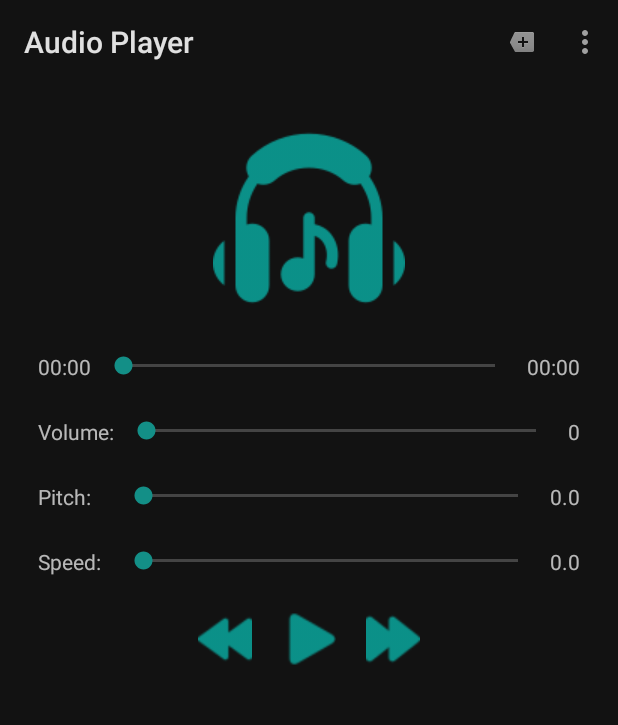
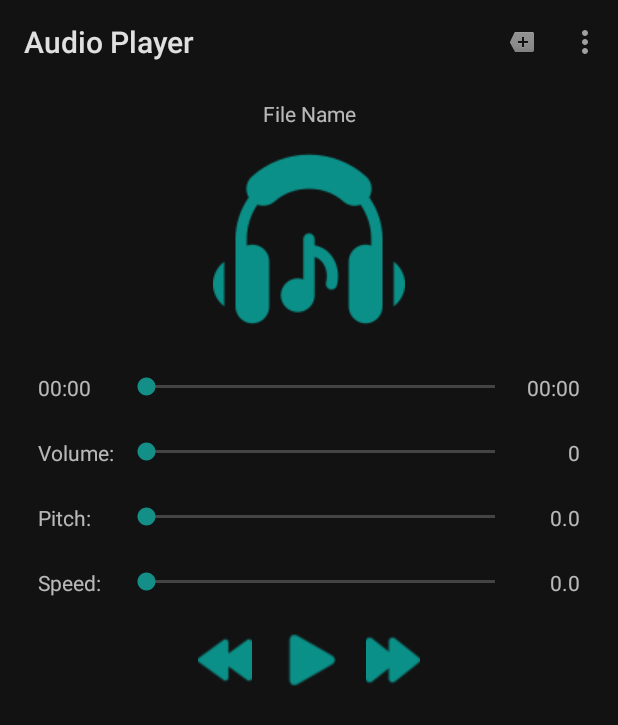
Before and after one commit to RakibOFC/Android-Toolbox, an Android app: the AudioPlayerActivity screen opened directly, with no data from a screen before it, on a phone screen of 412 x 824 dp. Shown: the top 725 px of the screen. Run offline under Robolectric (Android 15) with nearby library versions, the phone set to English and light mode, and no system bars.

Commit message:
re-design activity_audio_player.xml

```diff
--- a/app/src/main/res/layout/activity_audio_player.xml
+++ b/app/src/main/res/layout/activity_audio_player.xml
@@ -6,28 +6,38 @@
     android:layout_height="match_parent"
     tools:context=".AudioPlayerActivity">
 
+    <TextView
+        android:id="@+id/textViewFileName"
+        android:layout_width="wrap_content"
+        android:layout_height="wrap_content"
+        android:layout_margin="10dp"
+        android:text="@string/file_name"
+        app:layout_constraintTop_toTopOf="parent"
+        app:layout_constraintEnd_toEndOf="parent"
+        app:layout_constraintHorizontal_bias="0.5"
+        app:layout_constraintStart_toStartOf="parent" />
 
     <ImageView
         android:id="@+id/imageViewMusic"
         android:layout_width="wrap_content"
         android:layout_height="wrap_content"
-        android:layout_marginTop="25dp"
+        android:layout_marginStart="10dp"
+        android:layout_marginTop="10dp"
+        android:layout_marginEnd="10dp"
         android:layout_marginBottom="25dp"
-        android:layout_marginStart="10dp"
-        android:layout_marginEnd="10dp"
         android:src="@drawable/music"
         app:layout_constraintEnd_toEndOf="parent"
         app:layout_constraintStart_toStartOf="parent"
-        app:layout_constraintTop_toTopOf="parent" />
+        app:layout_constraintTop_toBottomOf="@+id/textViewFileName" />
 
     <TextView
         android:id="@+id/textViewCurrentDuration"
         android:layout_width="wrap_content"
         android:layout_height="wrap_content"
+        android:layout_marginStart="25dp"
         android:layout_marginTop="25dp"
+        android:layout_marginEnd="25dp"
         android:layout_marginBottom="25dp"
-        android:layout_marginStart="25dp"
-        android:layout_marginEnd="25dp"
         android:text="00:00"
         app:layout_constraintStart_toStartOf="parent"
         app:layout_constraintTop_toBottomOf="@+id/imageViewMusic" />
@@ -41,17 +51,17 @@
         android:layout_marginEnd="5dp"
         app:layout_constraintEnd_toStartOf="@+id/textViewFinishTime"
         app:layout_constraintHorizontal_bias="1.0"
-        app:layout_constraintStart_toEndOf="@+id/textViewCurrentDuration"
+        app:layout_constraintStart_toEndOf="@+id/textViewVolumeMsg"
         app:layout_constraintTop_toBottomOf="@+id/imageViewMusic" />
 
     <TextView
         android:id="@+id/textViewFinishTime"
         android:layout_width="wrap_content"
         android:layout_height="wrap_content"
+        android:layout_marginStart="25dp"
         android:layout_marginTop="25dp"
+        android:layout_marginEnd="25dp"
         android:layout_marginBottom="25dp"
-        android:layout_marginStart="25dp"
-        android:layout_marginEnd="25dp"
         android:text="00:00"
         app:layout_constraintRight_toRightOf="parent"
         app:layout_constraintTop_toBottomOf="@+id/imageViewMusic" />
@@ -60,10 +70,10 @@
         android:id="@+id/textViewVolumeMsg"
         android:layout_width="wrap_content"
         android:layout_height="wrap_content"
+        android:layout_marginStart="25dp"
         android:layout_marginTop="25dp"
+        android:layout_marginEnd="25dp"
         android:layout_marginBottom="25dp"
-        android:layout_marginStart="25dp"
-        android:layout_marginEnd="25dp"
         android:text="Volume:"
         app:layout_constraintStart_toStartOf="parent"
         app:layout_constraintTop_toBottomOf="@+id/seekBarDuration" />
@@ -75,7 +85,7 @@
         android:layout_marginStart="5dp"
         android:layout_marginTop="25dp"
         android:layout_marginEnd="5dp"
-        app:layout_constraintEnd_toStartOf="@+id/textViewVolume"
+        app:layout_constraintEnd_toStartOf="@+id/textViewFinishTime"
         app:layout_constraintHorizontal_bias="1.0"
         app:layout_constraintStart_toEndOf="@+id/textViewVolumeMsg"
         app:layout_constraintTop_toBottomOf="@+id/seekBarDuration" />
@@ -84,10 +94,10 @@
         android:id="@+id/textViewVolume"
         android:layout_width="wrap_content"
         android:layout_height="wrap_content"
+        android:layout_marginStart="25dp"
         android:layout_marginTop="25dp"
+        android:layout_marginEnd="25dp"
         android:layout_marginBottom="25dp"
-        android:layout_marginStart="25dp"
-        android:layout_marginEnd="25dp"
         app:layout_constraintRight_toRightOf="parent"
         app:layout_constraintTop_toBottomOf="@+id/seekBarDuration" />
 
@@ -95,11 +105,11 @@
         android:id="@+id/textViewPitchMsg"
         android:layout_width="wrap_content"
         android:layout_height="wrap_content"
+        android:layout_marginStart="25dp"
         android:layout_marginTop="25dp"
+        android:layout_marginEnd="25dp"
         android:layout_marginBottom="25dp"
-        android:layout_marginStart="25dp"
-        android:layout_marginEnd="25dp"
-        android:text="Pitch:    "
+        android:text="Pitch:"
         app:layout_constraintStart_toStartOf="parent"
         app:layout_constraintTop_toBottomOf="@+id/seekBarVolume" />
 
@@ -110,34 +120,34 @@
         android:layout_marginStart="5dp"
         android:layout_marginTop="25dp"
         android:layout_marginEnd="5dp"
-        app:layout_constraintEnd_toStartOf="@+id/textViewPitch"
+        app:layout_constraintEnd_toStartOf="@+id/textViewFinishTime"
         app:layout_constraintHorizontal_bias="1.0"
-        app:layout_constraintStart_toEndOf="@+id/textViewPitchMsg"
+        app:layout_constraintStart_toEndOf="@+id/textViewVolumeMsg"
         app:layout_constraintTop_toBottomOf="@+id/seekBarVolume" />
 
     <TextView
         android:id="@+id/textViewPitch"
         android:layout_width="wrap_content"
         android:layout_height="wrap_content"
+        android:layout_marginStart="25dp"
         android:layout_marginTop="25dp"
+        android:layout_marginEnd="25dp"
         android:layout_marginBottom="25dp"
-        android:layout_marginStart="25dp"
-        android:layout_marginEnd="25dp"
         android:text="@string/_0_0"
         app:layout_constraintRight_toRightOf="parent"
         app:layout_constraintTop_toBottomOf="@+id/seekBarVolume" />
 
-<!--  Speed  -->
+    <!--  Speed  -->
 
     <TextView
         android:id="@+id/textViewSpeedMsg"
         android:layout_width="wrap_content"
         android:layout_height="wrap_content"
+        android:layout_marginStart="25dp"
         android:layout_marginTop="25dp"
+        android:layout_marginEnd="25dp"
         android:layout_marginBottom="25dp"
-        android:layout_marginStart="25dp"
-        android:layout_marginEnd="25dp"
-        android:text="Speed:  "
+        android:text="Speed:"
         app:layout_constraintStart_toStartOf="parent"
         app:layout_constraintTop_toBottomOf="@+id/seekBarPitch" />
 
@@ -148,19 +158,19 @@
         android:layout_marginStart="5dp"
         android:layout_marginTop="25dp"
         android:layout_marginEnd="5dp"
-        app:layout_constraintEnd_toStartOf="@+id/textViewSpeed"
+        app:layout_constraintEnd_toStartOf="@+id/textViewFinishTime"
         app:layout_constraintHorizontal_bias="1.0"
-        app:layout_constraintStart_toEndOf="@+id/textViewSpeedMsg"
+        app:layout_constraintStart_toEndOf="@+id/textViewVolumeMsg"
         app:layout_constraintTop_toBottomOf="@+id/seekBarPitch" />
 
     <TextView
         android:id="@+id/textViewSpeed"
         android:layout_width="wrap_content"
         android:layout_height="wrap_content"
+        android:layout_marginStart="25dp"
         android:layout_marginTop="25dp"
+        android:layout_marginEnd="25dp"
         android:layout_marginBottom="25dp"
-        android:layout_marginStart="25dp"
-        android:layout_marginEnd="25dp"
         android:text="@string/_0_0"
         app:layout_constraintRight_toRightOf="parent"
         app:layout_constraintTop_toBottomOf="@+id/seekBarPitch" />
@@ -169,10 +179,10 @@
         android:id="@+id/imageViewPlayback"
         android:layout_width="36dp"
         android:layout_height="36dp"
+        android:layout_marginStart="5dp"
         android:layout_marginTop="25dp"
+        android:layout_marginEnd="20dp"
         android:layout_marginBottom="25dp"
-        android:layout_marginStart="5dp"
-        android:layout_marginEnd="20dp"
         android:src="@drawable/playback"
         app:layout_constraintEnd_toStartOf="@+id/imageViewPlay"
         app:layout_constraintTop_toBottomOf="@+id/seekBarSpeed" />
@@ -181,29 +191,29 @@
         android:id="@+id/imageViewPlay"
         android:layout_width="36dp"
         android:layout_height="36dp"
+        android:layout_marginStart="5dp"
         android:layout_marginTop="25dp"
+        android:layout_marginEnd="5dp"
         android:layout_marginBottom="25dp"
-        android:layout_marginStart="5dp"
-        android:layout_marginEnd="5dp"
         android:src="@drawable/play"
+        app:layout_constraintEnd_toEndOf="parent"
+        app:layout_constraintHorizontal_bias="0.5"
         app:layout_constraintStart_toStartOf="parent"
-        app:layout_constraintHorizontal_bias="0.5"
-        app:layout_constraintEnd_toEndOf="parent"
         app:layout_constraintTop_toBottomOf="@+id/seekBarSpeed" />
 
     <ImageView
         android:id="@+id/imageViewPause"
         android:layout_width="38dp"
         android:layout_height="36dp"
+        android:layout_marginStart="5dp"
         android:layout_marginTop="25dp"
+        android:layout_marginEnd="5dp"
         android:layout_marginBottom="25dp"
-        android:layout_marginStart="5dp"
-        android:layout_marginEnd="5dp"
         android:src="@drawable/pause"
         android:visibility="invisible"
+        app:layout_constraintEnd_toEndOf="parent"
+        app:layout_constraintHorizontal_bias="0.5"
         app:layout_constraintStart_toStartOf="parent"
-        app:layout_constraintHorizontal_bias="0.5"
-        app:layout_constraintEnd_toEndOf="parent"
         app:layout_constraintTop_toBottomOf="@+id/seekBarSpeed" />
 
 
@@ -211,10 +221,10 @@
         android:id="@+id/imageViewPlayForward"
         android:layout_width="36dp"
         android:layout_height="36dp"
+        android:layout_marginStart="20dp"
         android:layout_marginTop="25dp"
+        android:layout_marginEnd="5dp"
         android:layout_marginBottom="25dp"
-        android:layout_marginStart="20dp"
-        android:layout_marginEnd="5dp"
         android:src="@drawable/play_forward"
         app:layout_constraintStart_toEndOf="@id/imageViewPlay"
         app:layout_constraintTop_toBottomOf="@+id/seekBarSpeed" />
--- a/app/src/main/res/values/strings.xml
+++ b/app/src/main/res/values/strings.xml
@@ -16,4 +16,5 @@
     <string name="txt_pip">PIP</string>
     <string name="_0_0">0.0</string>
     <string name="note_title">Note Title...</string>
+    <string name="file_name">File Name</string>
 </resources>
```
